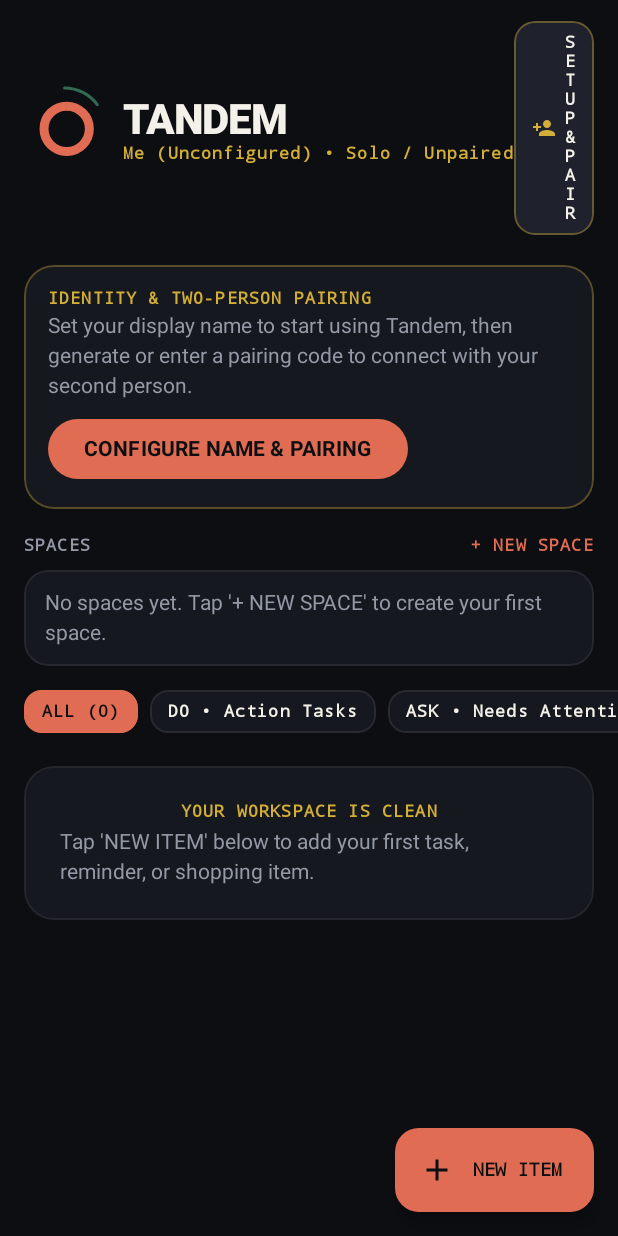
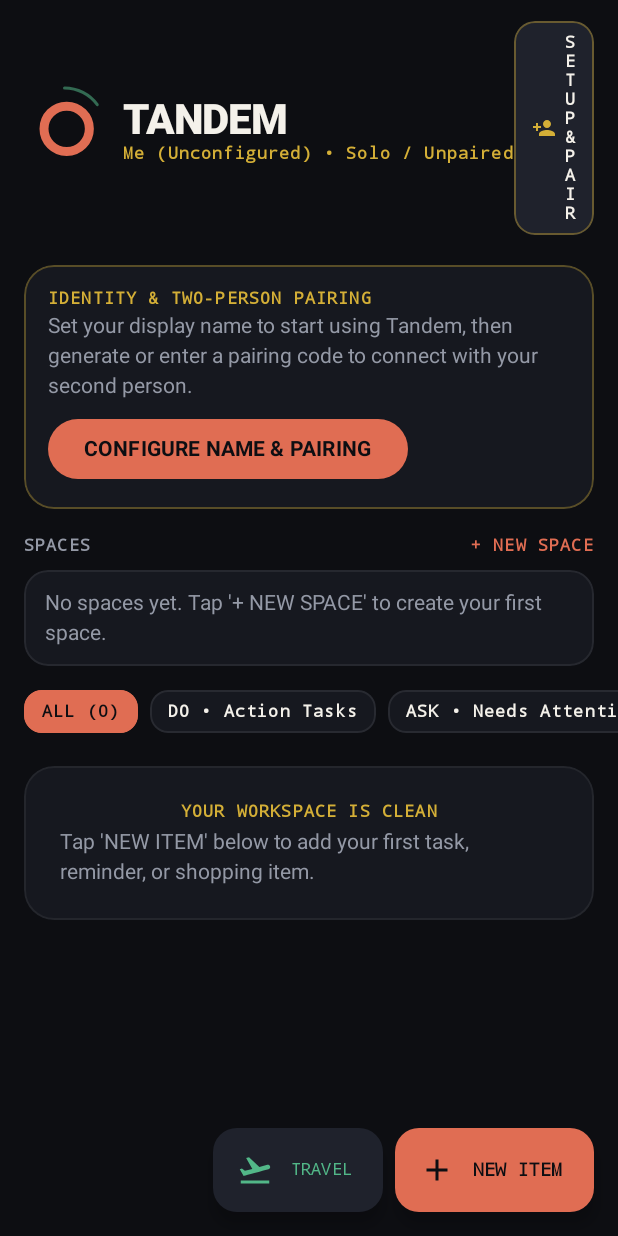
Before and after one commit to vikramma27/Tandem, an Android app built with Jetpack Compose: the screen it shows after launch (MainActivity), on a phone screen of 412 x 824 dp. Run offline under Robolectric (Android 15) with nearby library versions, the phone set to English and light mode, and no system bars; our stand-ins replace Room's generated code.

Commit message:
Add Travel Prep entry point to Tandem home

```diff
--- a/app/src/main/java/app/tandem/duo/ui/screens/MainTandemScreen.kt
+++ b/app/src/main/java/app/tandem/duo/ui/screens/MainTandemScreen.kt
@@ -1,5 +1,6 @@
 package app.tandem.duo.ui.screens
 
+import android.content.Intent
 import androidx.compose.animation.AnimatedVisibility
 import androidx.compose.foundation.background
 import androidx.compose.foundation.border
@@ -15,18 +16,21 @@ import androidx.compose.material.icons.filled.Add
 import androidx.compose.material.icons.filled.Check
 import androidx.compose.material.icons.filled.NotificationsActive
 import androidx.compose.material.icons.filled.PersonAdd
+import androidx.compose.material.icons.filled.FlightTakeoff
 import androidx.compose.material3.*
 import androidx.compose.runtime.*
 import androidx.compose.ui.Alignment
 import androidx.compose.ui.Modifier
 import androidx.compose.ui.draw.clip
 import androidx.compose.ui.graphics.Color
+import androidx.compose.ui.platform.LocalContext
 import androidx.compose.ui.text.font.FontFamily
 import androidx.compose.ui.text.font.FontWeight
 import androidx.compose.ui.text.style.TextDecoration
 import androidx.compose.ui.unit.dp
 import androidx.compose.ui.unit.sp
 import app.tandem.duo.data.local.*
+import app.tandem.duo.travel.TravelPrepActivity
 import app.tandem.duo.ui.TandemViewModel
 import app.tandem.duo.ui.components.DuoKineticOrbitEmblem
 import app.tandem.duo.ui.components.LiveAttentionNudgeBanner
@@ -35,6 +39,7 @@ import app.tandem.duo.ui.theme.*
 @OptIn(ExperimentalMaterial3Api::class)
 @Composable
 fun MainTandemScreen(viewModel: TandemViewModel) {
+    val context = LocalContext.current
     val config by viewModel.userConfig.collectAsState()
     val spaces by viewModel.spaces.collectAsState()
     val selectedSpaceId by viewModel.selectedSpaceId.collectAsState()
@@ -61,7 +66,14 @@ fun MainTandemScreen(viewModel: TandemViewModel) {
     Scaffold(
         containerColor = ObsidianBg,
         floatingActionButton = {
-            Row(horizontalArrangement = Arrangement.spacedBy(12.dp)) {
+            Row(horizontalArrangement = Arrangement.spacedBy(8.dp)) {
+                ExtendedFloatingActionButton(
+                    onClick = { context.startActivity(Intent(context, TravelPrepActivity::class.java)) },
+                    containerColor = ElevatedSlate,
+                    contentColor = SageMint,
+                    icon = { Icon(Icons.Default.FlightTakeoff, contentDescription = "Travel prep") },
+                    text = { Text("TRAVEL", fontFamily = FontFamily.Monospace, fontSize = 11.sp) }
+                )
                 if (config.isPaired) {
                     ExtendedFloatingActionButton(
                         onClick = { showNudgeModal = true },
```
